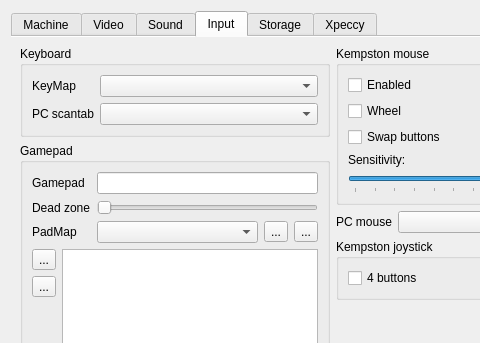
samstyle/Xpeccy, file ui/setupwin.ui: the form before one commit; both pictures show x 0 to 480 and y 0 to 343 of the 572 by 500 pixel window.
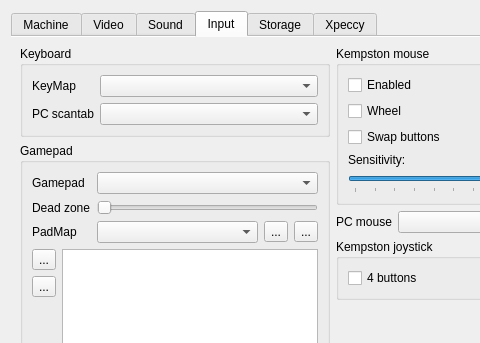
The form after the commit. The open tabs and pages were chosen to show the change. Icons and pictures are not drawn. Custom widgets are drawn as their Qt base class.

What changed in the file:
```diff
--- a/ui/setupwin.ui
+++ b/ui/setupwin.ui
@@ -1474,13 +1474,6 @@
                   </property>
                  </widget>
                 </item>
-                <item row="0" column="1">
-                 <widget class="QLineEdit" name="lePadName">
-                  <property name="readOnly">
-                   <bool>true</bool>
-                  </property>
-                 </widget>
-                </item>
                 <item row="2" column="0">
                  <widget class="QLabel" name="label_22">
                   <property name="text">
@@ -1517,6 +1510,9 @@
                   </item>
                  </layout>
                 </item>
+                <item row="0" column="1">
+                 <widget class="QComboBox" name="cbGamepad"/>
+                </item>
                </layout>
               </item>
               <item>
```
